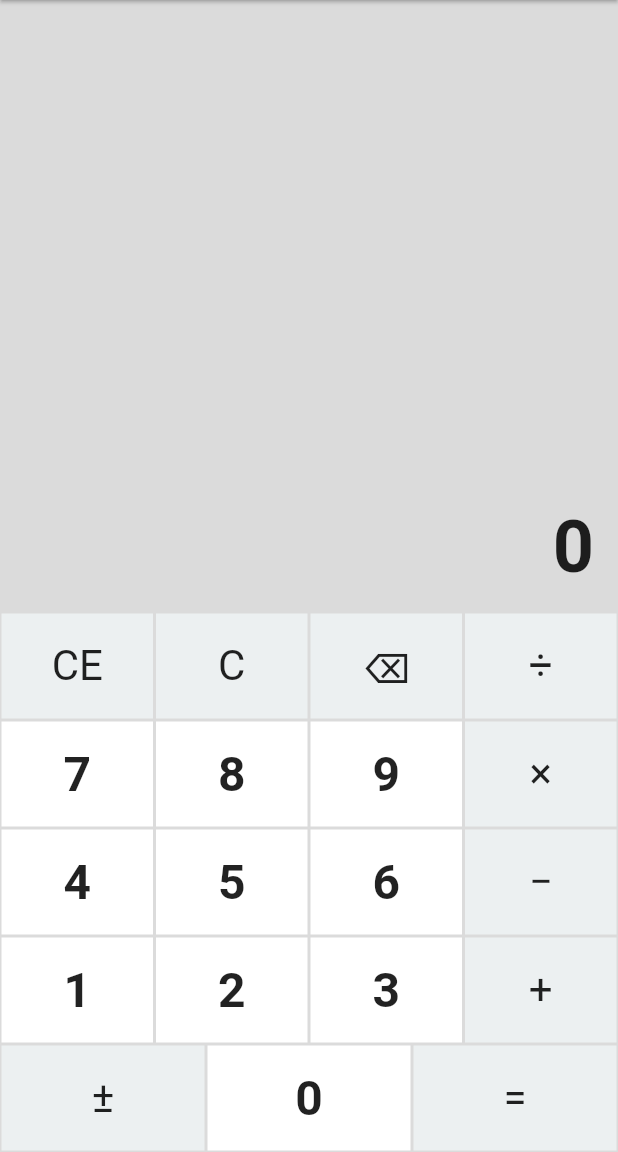
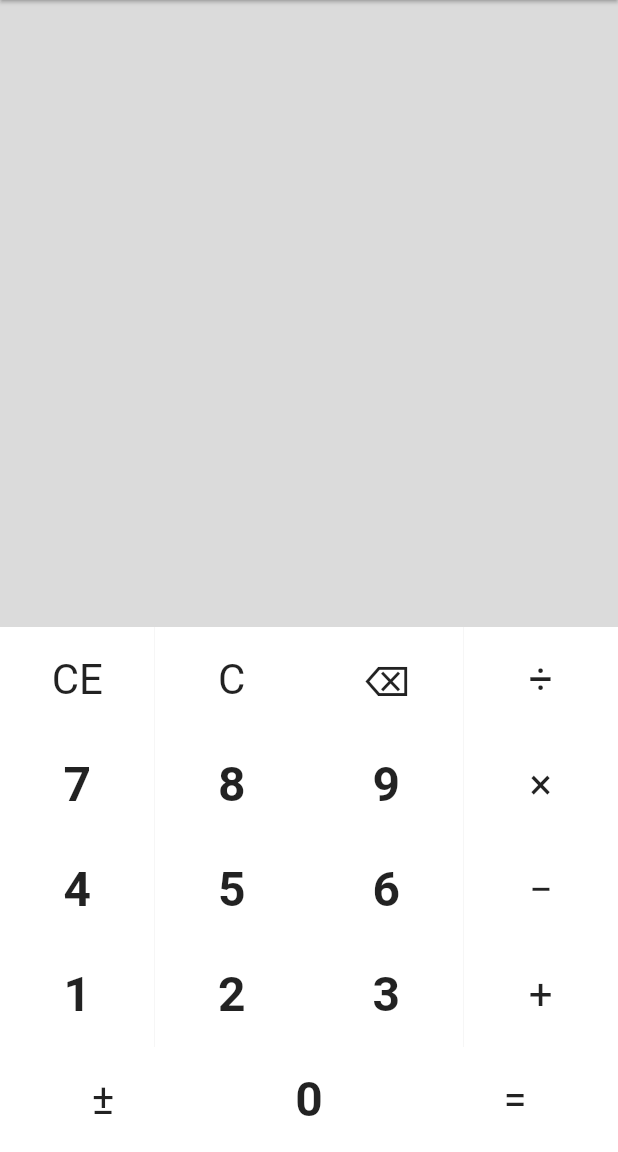
Before and after one commit to jantapabh/Flutter-Calculate, a Flutter app: the screen it shows after launch, on a phone screen of 412 x 824 dp, the part 84-1236 px from its top. Run offline on Flutter 3.47's test engine with Material 2 defaults, Android fonts, the phone set to English and light mode, and no system bars.

Commit message:
add commit

```diff
--- a/lib/main.dart
+++ b/lib/main.dart
@@ -52,7 +52,7 @@ class _MyCalculatorState extends State<MyCalculator> {
   @override
   void initState() {  //เรียกฟังก์ชั่นจาก flutter คือฟังก์ชั่นในการกำหนด state เเรกเริ่มให้กับตัวแปรต่าง ๆ ที่จะทำการเปลี่ยน state เมื่อมีการเรียกใช้
 
-    answer = "0";
+    answer = " ";
     operator = "";
     answerTemp = "";
     inputFull = "";
@@ -217,6 +217,17 @@ class _MyCalculatorState extends State<MyCalculator> {
         bool decimalMode = false;
         double value = 0;
 
+       //โหมดการบวกค่า
+        if (operator == "+") {
+          value = (double.parse(answerTemp) + double.parse(answer));
+        } else if (operator == "-") {
+          value = (double.parse(answerTemp) - double.parse(answer));
+        } else if (operator == "×") {
+          value = (double.parse(answerTemp) * double.parse(answer));
+        } else if (operator == "÷") {
+          value = (double.parse(answerTemp) / double.parse(answer));
+        }
+
         if (!decimalMode) {
           answer = value.toInt().toString();
         } else {
@@ -233,12 +244,12 @@ class _MyCalculatorState extends State<MyCalculator> {
 
   void addOperatorToAnswer(String op) {
     setState(() {
-      if (answer != "0" && !calculateMode) {
+      if (answer != " " && !calculateMode) {
         calculateMode = true;
         answerTemp = answer;
         inputFull += operator + " " + answerTemp;
         operator = op;
-        answer = "0";
+        answer = " ";
       } else if (calculateMode) {
         if (answer.isNotEmpty) {
           calculate();
@@ -284,11 +295,10 @@ class _MyCalculatorState extends State<MyCalculator> {
     }
   }
 
-  Widget buildNumberButton(String str, { @required Function()onTap, bool numberButton = true}) {
+  Widget buildNumberButton(String str, { @required Function()onTap, bool numberButton = true, }) {
     Widget widget;
     if (numberButton) {
       widget = Container(
-          margin: EdgeInsets.all(1),
           child: Material(
               color: Colors.white,
               child: InkWell(
@@ -301,10 +311,10 @@ class _MyCalculatorState extends State<MyCalculator> {
                                   fontSize: 32, fontWeight: FontWeight.bold)))))));
     } else {
       widget = Container(
-          margin: EdgeInsets.all(1),
           child: Material(
-              color: Color(0xffecf0f1),
-              child: InkWell(onTap: onTap,
+              color: Colors.white,
+              child: InkWell(
+                onTap: onTap,
                   splashColor: Colors.blue,
                   child: Container(
                       height: 70,
```
